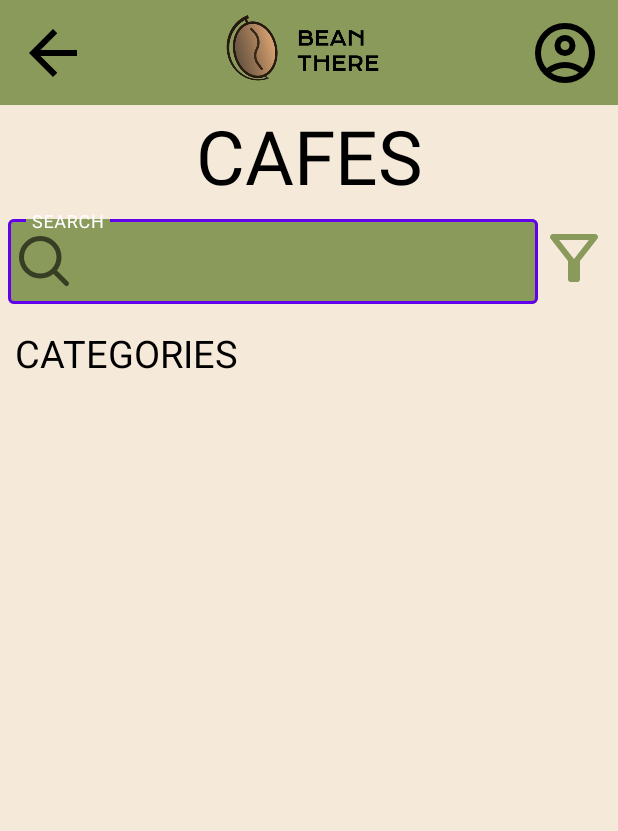
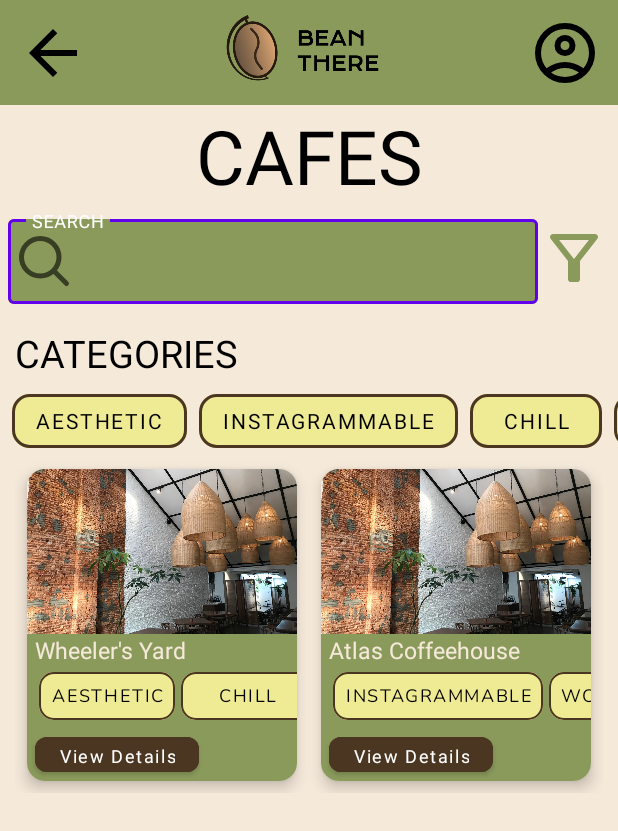
Before and after one commit to ReaperX0402/Bean_There, an Android app built with Jetpack Compose: the SearchCafe screen opened directly, with no data from a screen before it, on a phone screen of 412 x 824 dp. Shown: the top 831 px of the screen. Run offline under Robolectric (Android 15) with nearby library versions, the phone set to English and light mode, and no system bars; Roboto replaces fonts that are not available here.

Commit message:
Adjust cafe card layout for grid display

```diff
--- /dev/null
+++ b/app/src/main/java/com/example/myapplication/adapter/CafeAdapter.kt
@@ -0,0 +1,71 @@
+package com.example.myapplication.adapter
+
+import android.view.LayoutInflater
+import android.view.View
+import android.view.ViewGroup
+import android.widget.ImageView
+import android.widget.TextView
+import androidx.recyclerview.widget.LinearLayoutManager
+import androidx.recyclerview.widget.RecyclerView
+import com.example.myapplication.R
+import com.example.myapplication.model.Cafe
+
+class CafeAdapter : RecyclerView.Adapter<CafeAdapter.CafeViewHolder>() {
+
+    private val cafes: MutableList<Cafe> = mutableListOf()
+
+    fun submitList(items: List<Cafe>) {
+        cafes.clear()
+        cafes.addAll(items)
+        notifyDataSetChanged()
+    }
+
+    override fun onCreateViewHolder(parent: ViewGroup, viewType: Int): CafeViewHolder {
+        val view = LayoutInflater.from(parent.context)
+            .inflate(R.layout.recommended_cafe_card, parent, false)
+        return CafeViewHolder(view)
+    }
+
+    override fun onBindViewHolder(holder: CafeViewHolder, position: Int) {
+        holder.bind(cafes[position])
+    }
+
+    override fun getItemCount(): Int = cafes.size
+
+    class CafeViewHolder(itemView: View) : RecyclerView.ViewHolder(itemView) {
+        private val cafeImage: ImageView = itemView.findViewById(R.id.cafe_image)
+        private val cafeName: TextView = itemView.findViewById(R.id.cafe_name)
+        private val categoriesRecycler: RecyclerView = itemView.findViewById(R.id.categories_recycle)
+        private val categoryAdapter = CategoryAdapter(R.layout.item_category_button_small)
+
+        init {
+            categoriesRecycler.layoutManager = LinearLayoutManager(
+                itemView.context,
+                LinearLayoutManager.HORIZONTAL,
+                false
+            )
+            categoriesRecycler.adapter = categoryAdapter
+        }
+
+        fun bind(cafe: Cafe) {
+            cafeName.text = cafe.name
+            val context = itemView.context
+            val drawableName = cafe.img_url
+            if (!drawableName.isNullOrBlank()) {
+                val drawableRes = context.resources.getIdentifier(
+                    drawableName,
+                    "drawable",
+                    context.packageName
+                )
+                if (drawableRes != 0) {
+                    cafeImage.setImageResource(drawableRes)
+                } else {
+                    cafeImage.setImageResource(R.drawable.contact2)
+                }
+            } else {
+                cafeImage.setImageResource(R.drawable.contact2)
+            }
+            categoryAdapter.submitList(cafe.tags)
+        }
+    }
+}
--- /dev/null
+++ b/app/src/main/java/com/example/myapplication/adapter/CategoryAdapter.kt
@@ -0,0 +1,43 @@
+package com.example.myapplication.adapter
+
+import android.view.LayoutInflater
+import android.view.View
+import android.view.ViewGroup
+import androidx.annotation.LayoutRes
+import androidx.recyclerview.widget.RecyclerView
+import com.example.myapplication.R
+import com.example.myapplication.model.Tag
+import com.google.android.material.button.MaterialButton
+
+class CategoryAdapter(
+    @LayoutRes private val itemLayout: Int = R.layout.item_category_button
+) : RecyclerView.Adapter<CategoryAdapter.CategoryViewHolder>() {
+
+    private val categories: MutableList<Tag> = mutableListOf()
+
+    fun submitList(items: List<Tag>) {
+        categories.clear()
+        categories.addAll(items)
+        notifyDataSetChanged()
+    }
+
+    override fun onCreateViewHolder(parent: ViewGroup, viewType: Int): CategoryViewHolder {
+        val view = LayoutInflater.from(parent.context)
+            .inflate(itemLayout, parent, false)
+        return CategoryViewHolder(view)
+    }
+
+    override fun onBindViewHolder(holder: CategoryViewHolder, position: Int) {
+        holder.bind(categories[position])
+    }
+
+    override fun getItemCount(): Int = categories.size
+
+    class CategoryViewHolder(itemView: View) : RecyclerView.ViewHolder(itemView) {
+        private val button: MaterialButton = itemView as MaterialButton
+
+        fun bind(tag: Tag) {
+            button.text = tag.tag_name
+        }
+    }
+}
--- a/app/src/main/java/com/example/myapplication/model/Cafe.kt
+++ b/app/src/main/java/com/example/myapplication/model/Cafe.kt
@@ -1,12 +1,13 @@
 package com.example.myapplication.model
 
-class Cafe(
+data class Cafe(
     val cafe_id: String,
     val name: String,
-    val address: String?,
-    val phone_no: String?,
-    val rating_avg: Double?,
-    val img_url: String?,
-    val lat: Double?,
-    val long: Double?
+    val address: String? = null,
+    val phone_no: String? = null,
+    val rating_avg: Double? = null,
+    val img_url: String? = null,
+    val lat: Double? = null,
+    val long: Double? = null,
+    val tags: List<Tag> = emptyList()
 )
--- a/app/src/main/java/com/example/myapplication/model/tag.kt
+++ b/app/src/main/java/com/example/myapplication/model/tag.kt
@@ -1,6 +1,6 @@
 package com.example.myapplication.model
 
-class Tag (
+data class Tag(
     val tag_id: String,
     val tag_name: String
 )
--- a/app/src/main/java/com/example/myapplication/search_cafe.kt
+++ b/app/src/main/java/com/example/myapplication/search_cafe.kt
@@ -1,18 +1,24 @@
 package com.example.myapplication
 
 import android.os.Bundle
-import androidx.fragment.app.Fragment
 import android.view.LayoutInflater
 import android.view.View
 import android.view.ViewGroup
-
-
+import androidx.fragment.app.Fragment
+import androidx.recyclerview.widget.GridLayoutManager
+import androidx.recyclerview.widget.LinearLayoutManager
+import androidx.recyclerview.widget.RecyclerView
+import com.example.myapplication.adapter.CafeAdapter
+import com.example.myapplication.adapter.CategoryAdapter
+import com.example.myapplication.model.Cafe
+import com.example.myapplication.model.Tag
 
 class SearchCafe : Fragment() {
+
     override fun onCreate(savedInstanceState: Bundle?) {
         super.onCreate(savedInstanceState)
         arguments?.let {
-
+            // No-op for now; placeholder in case arguments are needed later
         }
     }
 
@@ -20,8 +26,62 @@ class SearchCafe : Fragment() {
         inflater: LayoutInflater, container: ViewGroup?,
         savedInstanceState: Bundle?
     ): View? {
-        // Inflate the layout for this fragment
         return inflater.inflate(R.layout.fragment_search_cafe, container, false)
     }
 
+    override fun onViewCreated(view: View, savedInstanceState: Bundle?) {
+        super.onViewCreated(view, savedInstanceState)
+        setupCategoryRecycler(view)
+        setupCafeRecycler(view)
+    }
+
+    private fun setupCategoryRecycler(root: View) {
+        val categoriesRecycler = root.findViewById<RecyclerView>(R.id.categories_recycle)
+        val categoryAdapter = CategoryAdapter()
+        categoriesRecycler.layoutManager = LinearLayoutManager(
+            requireContext(),
+            LinearLayoutManager.HORIZONTAL,
+            false
+        )
+        categoriesRecycler.adapter = categoryAdapter
+
+        val categories = listOf(
+            Tag(tag_id = "1", tag_name = getString(R.string.aesthetic)),
+            Tag(tag_id = "2", tag_name = getString(R.string.instagrammable)),
+            Tag(tag_id = "3", tag_name = getString(R.string.chill)),
+            Tag(tag_id = "4", tag_name = getString(R.string.work_friendly))
+        )
+        categoryAdapter.submitList(categories)
+    }
+
+    private fun setupCafeRecycler(root: View) {
+        val cafeRecycler = root.findViewById<RecyclerView>(R.id.cafe_recycle)
+        val cafeAdapter = CafeAdapter()
+        cafeRecycler.layoutManager = GridLayoutManager(requireContext(), 2)
+        cafeRecycler.adapter = cafeAdapter
+
+        val cafes = listOf(
+            Cafe(
+                cafe_id = "cafe_1",
+                name = "Wheeler's Yard",
+                address = "28 Lor Ampas, Singapore",
+                rating_avg = 4.5,
+                tags = listOf(
+                    Tag(tag_id = "1", tag_name = getString(R.string.aesthetic)),
+                    Tag(tag_id = "3", tag_name = getString(R.string.chill))
+                )
+            ),
+            Cafe(
+                cafe_id = "cafe_2",
+                name = "Atlas Coffeehouse",
+                address = "6 Duke's Rd, Singapore",
+                rating_avg = 4.7,
+                tags = listOf(
+                    Tag(tag_id = "2", tag_name = getString(R.string.instagrammable)),
+                    Tag(tag_id = "4", tag_name = getString(R.string.work_friendly))
+                )
+            )
+        )
+        cafeAdapter.submitList(cafes)
+    }
 }
--- /dev/null
+++ b/app/src/main/res/layout/item_category_button_small.xml
@@ -0,0 +1,20 @@
+<com.google.android.material.button.MaterialButton xmlns:android="http://schemas.android.com/apk/res/android"
+    xmlns:app="http://schemas.android.com/apk/res-auto"
+    style="@style/Widget.MaterialComponents.Button.OutlinedButton"
+    android:layout_width="wrap_content"
+    android:layout_height="wrap_content"
+    android:layout_marginEnd="4dp"
+    android:minHeight="32dp"
+    android:insetLeft="0dp"
+    android:insetRight="0dp"
+    android:insetTop="0dp"
+    android:insetBottom="0dp"
+    android:paddingStart="8dp"
+    android:paddingEnd="8dp"
+    android:textColor="@color/black"
+    android:textSize="12sp"
+    android:fontFamily="@font/nunito"
+    android:backgroundTint="@color/light_yellow"
+    app:cornerRadius="10dp"
+    app:strokeColor="@color/coffee_brown"
+    app:strokeWidth="1dp" />
--- a/app/src/main/res/layout/recommended_cafe_card.xml
+++ b/app/src/main/res/layout/recommended_cafe_card.xml
@@ -1,10 +1,10 @@
 <?xml version="1.0" encoding="utf-8"?>
 <androidx.cardview.widget.CardView xmlns:android="http://schemas.android.com/apk/res/android" xmlns:app="http://schemas.android.com/apk/res-auto"
-    android:layout_width="200dp"
+    android:layout_width="match_parent"
     android:layout_height="wrap_content"
+    android:layout_margin="8dp"
     app:cardCornerRadius="12dp"
-    app:cardElevation="6dp"
-    >
+    app:cardElevation="6dp">
     <LinearLayout
         android:layout_width="match_parent"
         android:layout_height="wrap_content"
@@ -13,7 +13,7 @@
         <ImageView
             android:id="@+id/cafe_image"
             android:layout_width="match_parent"
-            android:layout_height="130dp"
+            android:layout_height="110dp"
             android:scaleType="centerCrop"
             android:src="@drawable/contact2"
             />
--- a/app/src/main/res/values/strings.xml
+++ b/app/src/main/res/values/strings.xml
@@ -15,6 +15,9 @@
     <string name="tagline_1">Inspired by you recent cafe trips</string>
     <string name="wheeler_s">WHEELER\'S</string>
     <string name="aesthetic">Aesthetic</string>
+    <string name="instagrammable">Instagrammable</string>
+    <string name="chill">Chill</string>
+    <string name="work_friendly">Work-Friendly</string>
     <string name="view_details">View Details</string>
     <string name="cafe">CAFES</string>
     <string name="search">SEARCH</string>
```
